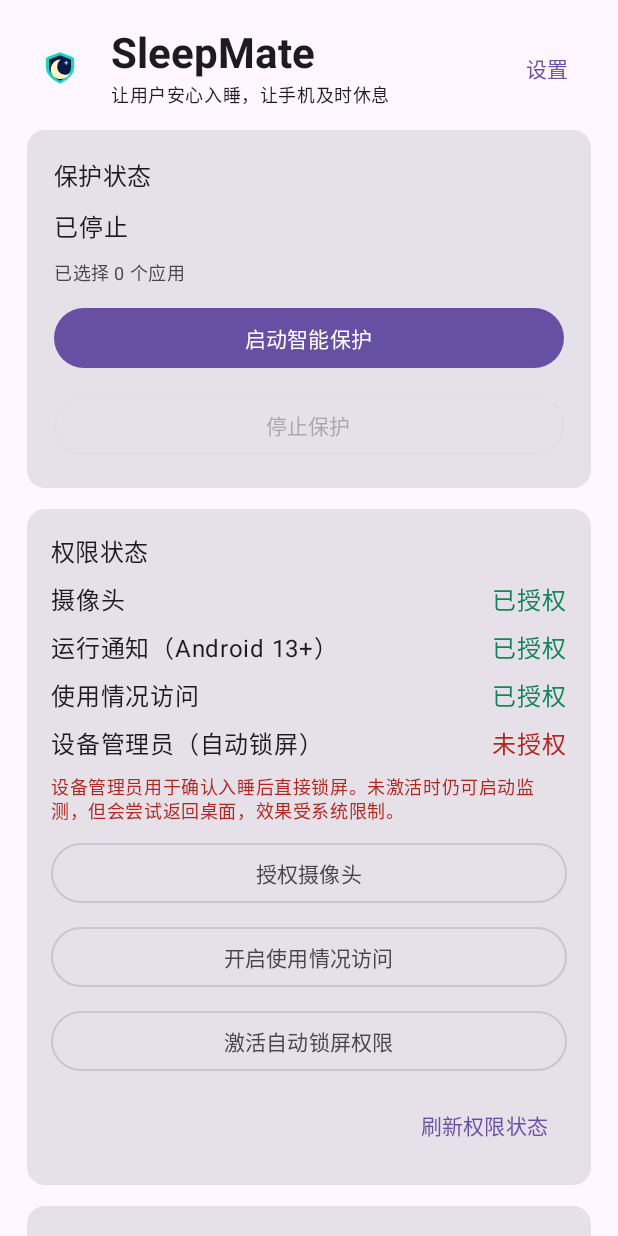
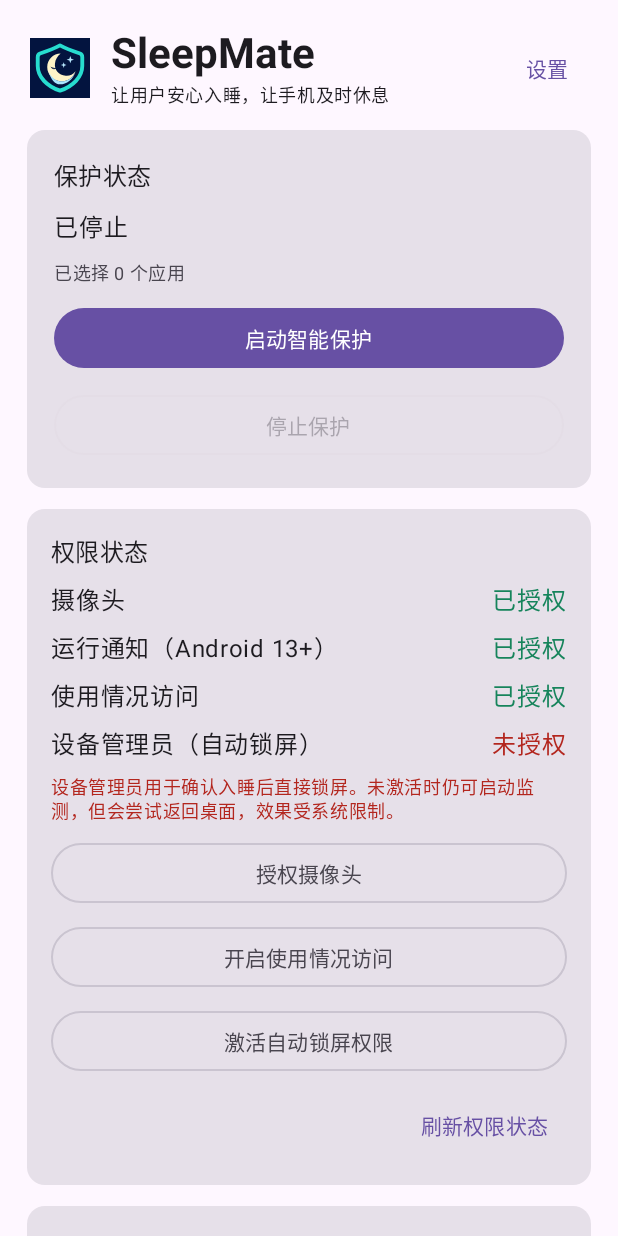
Before and after one commit to Aiccest/SleepGuard-Android, an Android app built with Jetpack Compose: the screen it shows after launch (MainActivity), on a phone screen of 412 x 824 dp. Run offline under Robolectric (Android 15) with nearby library versions, the phone set to English and light mode, and no system bars; libraries missing offline, so code that uses them is left out: androidx.camera.core, androidx.camera.lifecycle, com.google.mlkit.vision.

Commit message:
Refresh SleepMate shield and moon app icon

```diff
--- a/app/src/main/res/drawable/ic_sleepguard_foreground.xml
+++ b/app/src/main/res/drawable/ic_sleepguard_foreground.xml
@@ -1,24 +1,16 @@
 <vector xmlns:android="http://schemas.android.com/apk/res/android"
     android:width="108dp"
     android:height="108dp"
-    android:viewportWidth="108"
-    android:viewportHeight="108">
-    <group
-        android:scaleX="0.62"
-        android:scaleY="0.62"
-        android:pivotX="54"
-        android:pivotY="54">
-        <path
-            android:fillColor="#18D6C5"
-            android:pathData="M54,8 L91,22 Q95,24 95,29 L95,53 Q95,78 54,100 Q13,78 13,53 L13,29 Q13,24 17,22 Z" />
-        <path
-            android:fillColor="#071A43"
-            android:pathData="M54,17 L86,29 L86,53 Q86,73 54,91 Q22,73 22,53 L22,29 Z" />
-        <path
-            android:fillColor="#FFF4C4"
-            android:pathData="M57,29 C39,29 27,43 27,59 C27,75 40,86 56,86 C68,86 79,79 84,68 C78,73 72,75 65,73 C50,70 43,56 47,43 C49,37 52,32 57,29 Z" />
-        <path
-            android:fillColor="#A8E9FF"
-            android:pathData="M72,31 L74,37 L80,39 L74,41 L72,47 L70,41 L64,39 L70,37 Z" />
-    </group>
+    android:viewportWidth="1024"
+    android:viewportHeight="1024">
+    <path android:fillColor="#03143F" android:pathData="M0,0h1024v1024h-1024z"/>
+    <path android:fillColor="#00000000" android:strokeColor="#27DCCF" android:strokeWidth="66" android:strokeLineCap="round" android:strokeLineJoin="round"
+        android:pathData="M512,126 C414,181 285,226 171,265 C145,274 132,296 132,328 L132,477 C132,665 291,825 512,899 C733,825 892,665 892,477 L892,328 C892,296 879,274 853,265 C739,226 610,181 512,126 Z"/>
+    <path android:fillColor="#FFF4C8"
+        android:pathData="M523,265 C398,265 294,367 294,493 C294,628 405,739 541,739 C652,739 745,665 777,566 C732,622 674,651 610,644 C488,635 414,542 426,435 C433,366 470,309 523,265 Z"/>
+    <path android:fillColor="#A9E5FF" android:pathData="M322,579 C363,680 453,739 541,739 C652,739 745,665 777,566 C737,715 623,790 512,790 C426,790 355,706 322,579 Z"/>
+    <path android:fillColor="#B9E9FF" android:pathData="M688,307 L704,354 L751,370 L704,386 L688,433 L672,386 L625,370 L672,354 Z"/>
+    <path android:fillColor="#B9E9FF" android:pathData="M575,414 L587,450 L623,462 L587,474 L575,510 L563,474 L527,462 L563,450 Z"/>
+    <path android:fillColor="#061B49" android:strokeColor="#061B49" android:strokeWidth="12" android:strokeLineCap="round"
+        android:pathData="M360,500 C382,526 418,535 447,516"/>
 </vector>
```
